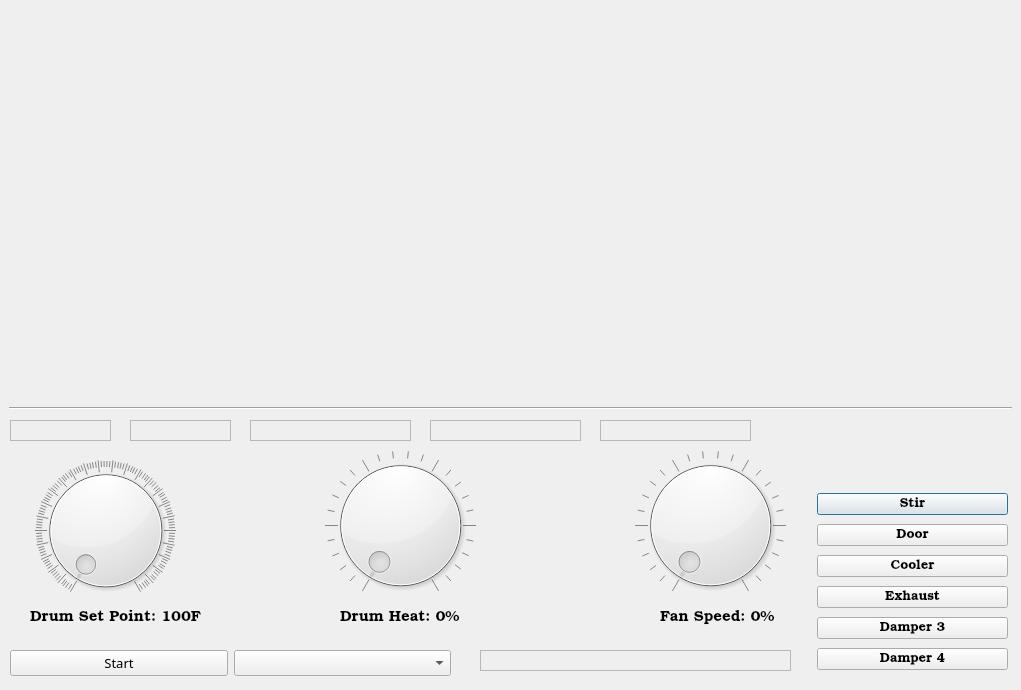
Qt form controlroomdialog.ui (barbosaMatheus/USR_Coffee_Profiles) before a commit.
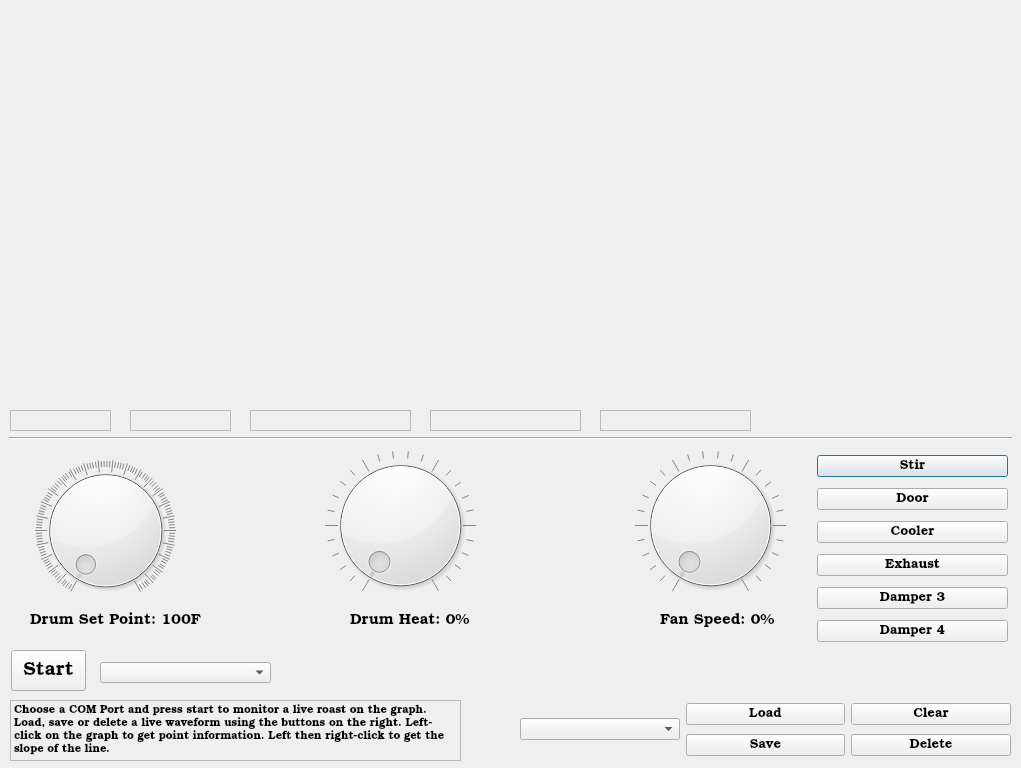
The same form after that commit.

Commit message: Added the ability to save live waveforms to load them later. Also added the ability to delete a saved waveform. Added a tool to measure slope on the graph.

```diff
--- a/controlroomdialog.ui
+++ b/controlroomdialog.ui
@@ -7,7 +7,7 @@
     <x>0</x>
     <y>0</y>
     <width>1021</width>
-    <height>690</height>
+    <height>768</height>
    </rect>
   </property>
   <property name="windowTitle">
@@ -17,7 +17,7 @@
    <property name="geometry">
     <rect>
      <x>9</x>
-     <y>400</y>
+     <y>430</y>
      <width>1003</width>
      <height>16</height>
     </rect>
@@ -40,9 +40,9 @@
    <property name="geometry">
     <rect>
      <x>817</x>
-     <y>490</y>
+     <y>450</y>
      <width>191</width>
-     <height>188</height>
+     <height>197</height>
     </rect>
    </property>
    <layout class="QVBoxLayout" name="verticalLayout">
@@ -126,79 +126,13 @@
     </item>
    </layout>
   </widget>
-  <widget class="QWidget" name="layoutWidget">
-   <property name="geometry">
-    <rect>
-     <x>10</x>
-     <y>650</y>
-     <width>441</width>
-     <height>27</height>
-    </rect>
-   </property>
-   <layout class="QHBoxLayout" name="horizontalLayout">
-    <item>
-     <widget class="QPushButton" name="start_button">
-      <property name="font">
-       <font>
-        <family>Book Antiqua</family>
-        <pointsize>10</pointsize>
-       </font>
-      </property>
-      <property name="text">
-       <string>Start</string>
-      </property>
-     </widget>
-    </item>
-    <item>
-     <widget class="QComboBox" name="com_box">
-      <property name="font">
-       <font>
-        <family>Book Antiqua</family>
-        <pointsize>10</pointsize>
-       </font>
-      </property>
-     </widget>
-    </item>
-   </layout>
-  </widget>
-  <widget class="QLabel" name="info_label">
-   <property name="geometry">
-    <rect>
-     <x>480</x>
-     <y>650</y>
-     <width>311</width>
-     <height>21</height>
-    </rect>
-   </property>
-   <property name="font">
-    <font>
-     <family>Bookman Old Style</family>
-     <pointsize>9</pointsize>
-    </font>
-   </property>
-   <property name="frameShape">
-    <enum>QFrame::StyledPanel</enum>
-   </property>
-   <property name="frameShadow">
-    <enum>QFrame::Raised</enum>
-   </property>
-   <property name="lineWidth">
-    <number>5</number>
-   </property>
-   <property name="text">
-    <string/>
-   </property>
-   <property name="wordWrap">
-    <bool>true</bool>
-   </property>
-  </widget>
   <widget class="QLabel" name="dsp_label">
    <property name="geometry">
     <rect>
      <x>30</x>
      <y>610</y>
      <width>171</width>
-     <height>16</height>
+     <height>21</height>
     </rect>
    </property>
    <property name="font">
@@ -214,10 +148,10 @@
   <widget class="QLabel" name="dh_label">
    <property name="geometry">
     <rect>
-     <x>340</x>
+     <x>350</x>
      <y>610</y>
      <width>131</width>
-     <height>16</height>
+     <height>21</height>
     </rect>
    </property>
    <property name="font">
@@ -236,7 +170,7 @@
      <x>660</x>
      <y>610</y>
      <width>131</width>
-     <height>16</height>
+     <height>21</height>
     </rect>
    </property>
    <property name="font">
@@ -301,7 +235,7 @@
    <property name="geometry">
     <rect>
      <x>10</x>
-     <y>420</y>
+     <y>410</y>
      <width>101</width>
      <height>21</height>
     </rect>
@@ -332,7 +266,7 @@
    <property name="geometry">
     <rect>
      <x>130</x>
-     <y>420</y>
+     <y>410</y>
      <width>101</width>
      <height>21</height>
     </rect>
@@ -363,7 +297,7 @@
    <property name="geometry">
     <rect>
      <x>250</x>
-     <y>420</y>
+     <y>410</y>
      <width>161</width>
      <height>21</height>
     </rect>
@@ -394,7 +328,7 @@
    <property name="geometry">
     <rect>
      <x>430</x>
-     <y>420</y>
+     <y>410</y>
      <width>151</width>
      <height>21</height>
     </rect>
@@ -425,7 +359,7 @@
    <property name="geometry">
     <rect>
      <x>600</x>
-     <y>420</y>
+     <y>410</y>
      <width>151</width>
      <height>21</height>
     </rect>
@@ -452,6 +386,146 @@
     <bool>true</bool>
    </property>
   </widget>
+  <widget class="QLabel" name="info">
+   <property name="geometry">
+    <rect>
+     <x>10</x>
+     <y>700</y>
+     <width>451</width>
+     <height>61</height>
+    </rect>
+   </property>
+   <property name="font">
+    <font>
+     <family>Bookman Old Style</family>
+     <pointsize>8</pointsize>
+    </font>
+   </property>
+   <property name="frameShape">
+    <enum>QFrame::StyledPanel</enum>
+   </property>
+   <property name="frameShadow">
+    <enum>QFrame::Raised</enum>
+   </property>
+   <property name="lineWidth">
+    <number>5</number>
+   </property>
+   <property name="text">
+    <string>Choose a COM Port and press start to monitor a live roast on the graph. Load, save or delete a live waveform using the buttons on the right. Left-click on the graph to get point information. Left then right-click to get the slope of the line.</string>
+   </property>
+   <property name="wordWrap">
+    <bool>true</bool>
+   </property>
+  </widget>
+  <widget class="QWidget" name="">
+   <property name="geometry">
+    <rect>
+     <x>520</x>
+     <y>700</y>
+     <width>491</width>
+     <height>60</height>
+    </rect>
+   </property>
+   <layout class="QGridLayout" name="gridLayout">
+    <item row="0" column="0" rowspan="2">
+     <widget class="QComboBox" name="saved_box">
+      <property name="font">
+       <font>
+        <family>Bookman Old Style</family>
+        <pointsize>8</pointsize>
+       </font>
+      </property>
+     </widget>
+    </item>
+    <item row="0" column="1">
+     <widget class="QPushButton" name="load_button">
+      <property name="font">
+       <font>
+        <family>Bookman Old Style</family>
+        <pointsize>10</pointsize>
+       </font>
+      </property>
+      <property name="text">
+       <string>Load</string>
+      </property>
+     </widget>
+    </item>
+    <item row="0" column="2">
+     <widget class="QPushButton" name="clear_button">
+      <property name="font">
+       <font>
+        <family>Bookman Old Style</family>
+        <pointsize>10</pointsize>
+       </font>
+      </property>
+      <property name="text">
+       <string>Clear</string>
+      </property>
+     </widget>
+    </item>
+    <item row="1" column="1">
+     <widget class="QPushButton" name="save_button">
+      <property name="font">
+       <font>
+        <family>Bookman Old Style</family>
+        <pointsize>10</pointsize>
+       </font>
+      </property>
+      <property name="text">
+       <string>Save</string>
+      </property>
+     </widget>
+    </item>
+    <item row="1" column="2">
+     <widget class="QPushButton" name="delete_button">
+      <property name="font">
+       <font>
+        <family>Bookman Old Style</family>
+        <pointsize>10</pointsize>
+       </font>
+      </property>
+      <property name="text">
+       <string>Delete</string>
+      </property>
+     </widget>
+    </item>
+   </layout>
+  </widget>
+  <widget class="QComboBox" name="com_box">
+   <property name="geometry">
+    <rect>
+     <x>100</x>
+     <y>662</y>
+     <width>171</width>
+     <height>21</height>
+    </rect>
+   </property>
+   <property name="font">
+    <font>
+     <family>Book Antiqua</family>
+     <pointsize>12</pointsize>
+    </font>
+   </property>
+  </widget>
+  <widget class="QPushButton" name="start_button">
+   <property name="geometry">
+    <rect>
+     <x>11</x>
+     <y>650</y>
+     <width>75</width>
+     <height>41</height>
+    </rect>
+   </property>
+   <property name="font">
+    <font>
+     <family>Bookman Old Style</family>
+     <pointsize>14</pointsize>
+    </font>
+   </property>
+   <property name="text">
+    <string>Start</string>
+   </property>
+  </widget>
  </widget>
  <resources/>
  <connections/>
```
The commit also changes 20 other files.
